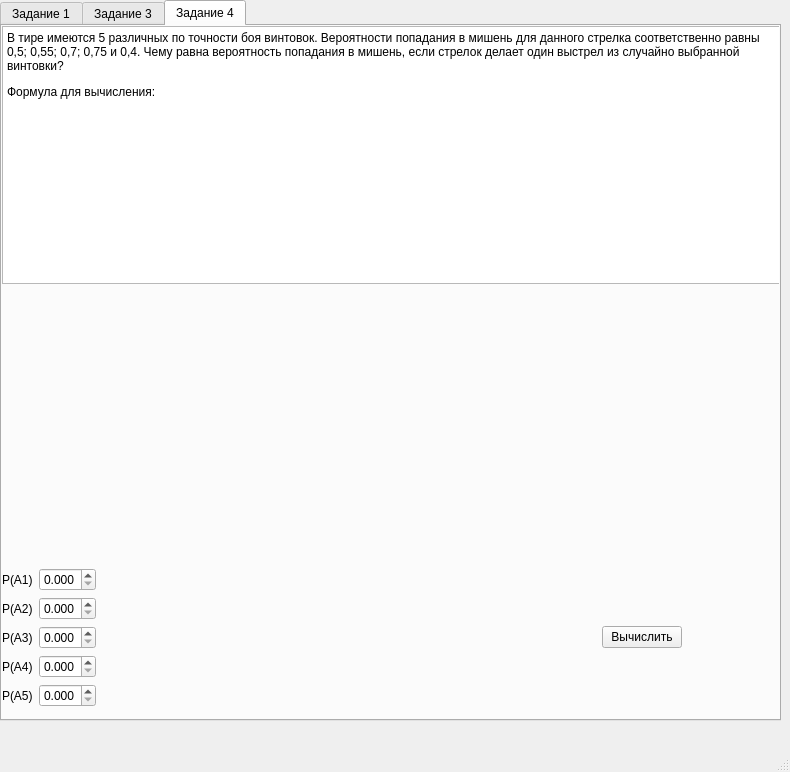
Old version of the form Lab2/mainwindow.ui in the repository KorvinDarkus/TerVer.
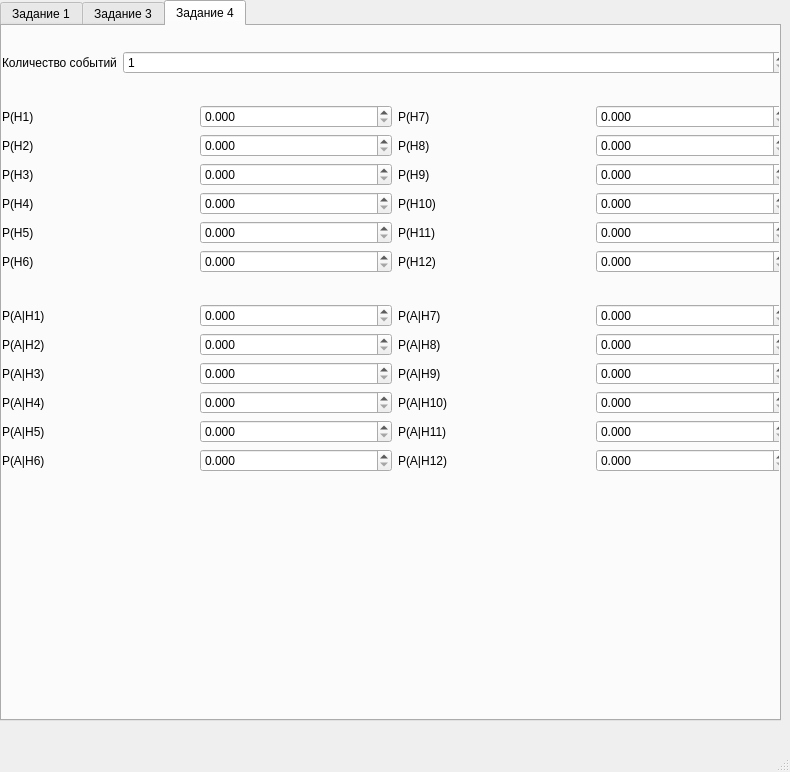
New version of the form. The open tabs and pages were chosen to show the change. Icons and pictures are not drawn.

What changed in the file:
```diff
--- a/Lab2/mainwindow.ui
+++ b/Lab2/mainwindow.ui
@@ -394,13 +394,13 @@
           <attribute name="title">
            <string>d</string>
           </attribute>
-          <widget class="QLabel" name="label_18">
+          <widget class="QLabel" name="label_12">
            <property name="geometry">
             <rect>
-             <x>70</x>
+             <x>40</x>
              <y>0</y>
-             <width>611</width>
-             <height>171</height>
+             <width>711</width>
+             <height>251</height>
             </rect>
            </property>
            <property name="text">
@@ -578,56 +578,43 @@
         <x>0</x>
         <y>0</y>
         <width>786</width>
-        <height>681</height>
+        <height>473</height>
        </rect>
       </property>
       <layout class="QVBoxLayout" name="ex1View_2">
        <item>
-        <widget class="QTextBrowser" name="textBrowser_3">
-         <property name="html">
-          <string>&lt;!DOCTYPE HTML PUBLIC &quot;-//W3C//DTD HTML 4.0//EN&quot; &quot;http://www.w3.org/TR/REC-html40/strict.dtd&quot;&gt;
-&lt;html&gt;&lt;head&gt;&lt;meta name=&quot;qrichtext&quot; content=&quot;1&quot; /&gt;&lt;meta charset=&quot;utf-8&quot; /&gt;&lt;style type=&quot;text/css&quot;&gt;
-p, li { white-space: pre-wrap; }
-hr { height: 1px; border-width: 0; }
-&lt;/style&gt;&lt;/head&gt;&lt;body style=&quot; font-family:'Segoe UI'; font-size:9pt; font-weight:400; font-style:normal;&quot;&gt;
-&lt;p style=&quot; margin-top:0px; margin-bottom:0px; margin-left:0px; margin-right:0px; -qt-block-indent:0; text-indent:0px;&quot;&gt;&lt;span style=&quot; font-family:'Times New Roman','serif';&quot;&gt;В тире имеются 5 различных по точности боя винтовок. Вероятности попадания в мишень для данного стрелка соответственно равны 0,5; 0,55; 0,7; 0,75 и 0,4. Чему равна вероятность попадания в мишень, если стрелок делает один выстрел из случайно выбранной винтовки?&lt;/span&gt; &lt;/p&gt;
-&lt;p style=&quot; margin-top:12px; margin-bottom:12px; margin-left:0px; margin-right:0px; -qt-block-indent:0; text-indent:0px;&quot;&gt;&lt;span style=&quot; font-family:'Times New Roman';&quot;&gt;Формула для вычисления:&lt;/span&gt;&lt;/p&gt;
-&lt;p align=&quot;justify&quot; style=&quot;-qt-paragraph-type:empty; margin-top:2px; margin-bottom:2px; margin-left:-9px; margin-right:0px; -qt-block-indent:0; text-indent:0px;&quot;&gt;&lt;br /&gt;&lt;/p&gt;&lt;/body&gt;&lt;/html&gt;</string>
-         </property>
-        </widget>
+        <layout class="QHBoxLayout" name="horizontalLayout_5">
+         <item>
+          <widget class="QLabel" name="label_41">
+           <property name="sizePolicy">
+            <sizepolicy hsizetype="Maximum" vsizetype="Preferred">
+             <horstretch>0</horstretch>
+             <verstretch>0</verstretch>
+            </sizepolicy>
+           </property>
+           <property name="text">
+            <string>Количество событий</string>
+           </property>
+          </widget>
+         </item>
+         <item>
+          <widget class="QSpinBox" name="spinBox">
+           <property name="minimum">
+            <number>1</number>
+           </property>
+           <property name="maximum">
+            <number>12</number>
+           </property>
+          </widget>
+         </item>
+        </layout>
        </item>
        <item>
-        <widget class="QLabel" name="label_16">
-         <property name="text">
-          <string/>
-         </property>
-         <property name="pixmap">
-          <pixmap resource="Resourses.qrc">:/ex1/Resourses/ex_3.png</pixmap>
-         </property>
-        </widget>
-       </item>
-       <item>
-        <spacer name="verticalSpacer_4">
-         <property name="orientation">
-          <enum>Qt::Vertical</enum>
-         </property>
-         <property name="sizeType">
-          <enum>QSizePolicy::MinimumExpanding</enum>
-         </property>
-         <property name="sizeHint" stdset="0">
-          <size>
-           <width>20</width>
-           <height>40</height>
-          </size>
-         </property>
-        </spacer>
-       </item>
-       <item>
-        <layout class="QHBoxLayout" name="horizontalLayout_4">
+        <layout class="QHBoxLayout" name="horizontalLayout">
          <item>
           <layout class="QGridLayout" name="gridLayout_3">
-           <item row="1" column="1">
-            <widget class="QDoubleSpinBox" name="inpt2_3">
+           <item row="2" column="1">
+            <widget class="QDoubleSpinBox" name="inpt3_e3">
              <property name="decimals">
               <number>3</number>
              </property>
@@ -639,82 +626,159 @@
              </property>
             </widget>
            </item>
-           <item row="0" column="0">
-            <widget class="QLabel" name="label_23">
-             <property name="text">
-              <string>P(A1)</string>
+           <item row="0" column="1">
+            <widget class="QDoubleSpinBox" name="inpt1_e3">
+             <property name="decimals">
+              <number>3</number>
+             </property>
+             <property name="maximum">
+              <double>1.000000000000000</double>
+             </property>
+             <property name="singleStep">
+              <double>0.001000000000000</double>
              </property>
             </widget>
            </item>
            <item row="3" column="0">
+            <widget class="QLabel" name="label_16">
+             <property name="text">
+              <string>P(H4)</string>
+             </property>
+            </widget>
+           </item>
+           <item row="4" column="0">
+            <widget class="QLabel" name="label_18">
+             <property name="text">
+              <string>P(H5)</string>
+             </property>
+            </widget>
+           </item>
+           <item row="4" column="1">
+            <widget class="QDoubleSpinBox" name="inpt5_e3">
+             <property name="decimals">
+              <number>3</number>
+             </property>
+             <property name="maximum">
+              <double>1.000000000000000</double>
+             </property>
+             <property name="singleStep">
+              <double>0.001000000000000</double>
+             </property>
+            </widget>
+           </item>
+           <item row="3" column="1">
+            <widget class="QDoubleSpinBox" name="inpt4_e3">
+             <property name="decimals">
+              <number>3</number>
+             </property>
+             <property name="maximum">
+              <double>1.000000000000000</double>
+             </property>
+             <property name="singleStep">
+              <double>0.001000000000000</double>
+             </property>
+            </widget>
+           </item>
+           <item row="1" column="1">
+            <widget class="QDoubleSpinBox" name="inpt2_e3">
+             <property name="decimals">
+              <number>3</number>
+             </property>
+             <property name="maximum">
+              <double>1.000000000000000</double>
+             </property>
+             <property name="singleStep">
+              <double>0.001000000000000</double>
+             </property>
+            </widget>
+           </item>
+           <item row="2" column="0">
             <widget class="QLabel" name="label_19">
              <property name="text">
-              <string>P(A4)</string>
+              <string>P(H3)</string>
              </property>
             </widget>
            </item>
-           <item row="0" column="1">
-            <widget class="QDoubleSpinBox" name="inpt1_3">
-             <property name="decimals">
-              <number>3</number>
+           <item row="1" column="0">
+            <widget class="QLabel" name="label_20">
+             <property name="text">
+              <string>P(H2)</string>
              </property>
-             <property name="maximum">
-              <double>1.000000000000000</double>
-             </property>
-             <property name="singleStep">
-              <double>0.001000000000000</double>
-             </property>
             </widget>
            </item>
-           <item row="2" column="0">
+           <item row="0" column="0">
             <widget class="QLabel" name="label_21">
              <property name="text">
-              <string>P(A3)</string>
+              <string>P(H1)</string>
              </property>
             </widget>
            </item>
-           <item row="3" column="1">
-            <widget class="QDoubleSpinBox" name="inpt4_3">
-             <property name="decimals">
-              <number>3</number>
-             </property>
-             <property name="maximum">
-              <double>1.000000000000000</double>
-             </property>
-             <property name="singleStep">
-              <double>0.001000000000000</double>
-             </property>
-            </widget>
-           </item>
-           <item row="4" column="1">
-            <widget class="QDoubleSpinBox" name="inpt5_2">
-             <property name="decimals">
-              <number>3</number>
-             </property>
-             <property name="maximum">
-              <double>1.000000000000000</double>
-             </property>
-             <property name="singleStep">
-              <double>0.001000000000000</double>
-             </property>
-            </widget>
-           </item>
-           <item row="1" column="0">
+           <item row="5" column="0">
             <widget class="QLabel" name="label_22">
              <property name="text">
-              <string>P(A2)</string>
+              <string>P(H6)</string>
              </property>
             </widget>
            </item>
+           <item row="5" column="1">
+            <widget class="QDoubleSpinBox" name="inpt6_e3">
+             <property name="decimals">
+              <number>3</number>
+             </property>
+             <property name="maximum">
+              <double>1.000000000000000</double>
+             </property>
+             <property name="singleStep">
+              <double>0.001000000000000</double>
+             </property>
+            </widget>
+           </item>
+          </layout>
+         </item>
+         <item>
+          <layout class="QGridLayout" name="gridLayout_4">
+           <item row="2" column="1">
+            <widget class="QDoubleSpinBox" name="inpt9_e3">
+             <property name="decimals">
+              <number>3</number>
+             </property>
+             <property name="maximum">
+              <double>1.000000000000000</double>
+             </property>
+             <property name="singleStep">
+              <double>0.001000000000000</double>
+             </property>
+            </widget>
+           </item>
+           <item row="0" column="1">
+            <widget class="QDoubleSpinBox" name="inpt7_e3">
+             <property name="decimals">
+              <number>3</number>
+             </property>
+             <property name="maximum">
+              <double>1.000000000000000</double>
+             </property>
+             <property name="singleStep">
+              <double>0.001000000000000</double>
+             </property>
+            </widget>
+           </item>
+           <item row="3" column="0">
+            <widget class="QLabel" name="label_23">
+             <property name="text">
+              <string>P(H10)</string>
+             </property>
+            </widget>
+           </item>
            <item row="4" column="0">
-            <widget class="QLabel" name="label_20">
+            <widget class="QLabel" name="label_24">
              <property name="text">
-              <string>P(A5)</string>
+              <string>P(H11)</string>
              </property>
             </widget>
            </item>
-           <item row="2" column="1">
-            <widget class="QDoubleSpinBox" name="inpt3_3">
+           <item row="4" column="1">
+            <widget class="QDoubleSpinBox" name="inpt11_e3">
              <property name="decimals">
               <number>3</number>
              </property>
@@ -726,52 +790,326 @@
              </property>
             </widget>
            </item>
+           <item row="3" column="1">
+            <widget class="QDoubleSpinBox" name="inpt10_e3">
+             <property name="decimals">
+              <number>3</number>
+             </property>
+             <property name="maximum">
+              <double>1.000000000000000</double>
+             </property>
+             <property name="singleStep">
+              <double>0.001000000000000</double>
+             </property>
+            </widget>
+           </item>
+           <item row="1" column="1">
+            <widget class="QDoubleSpinBox" name="inpt8_e3">
+             <property name="decimals">
+              <number>3</number>
+             </property>
+             <property name="maximum">
+              <double>1.000000000000000</double>
+             </property>
+             <property name="singleStep">
+              <double>0.001000000000000</double>
+             </property>
+            </widget>
+           </item>
+           <item row="2" column="0">
+            <widget class="QLabel" name="label_25">
+             <property name="text">
+              <string>P(H9)</string>
+             </property>
+            </widget>
+           </item>
+           <item row="1" column="0">
+            <widget class="QLabel" name="label_26">
+             <property name="text">
+              <string>P(H8)</string>
+             </property>
+            </widget>
+           </item>
+           <item row="0" column="0">
+            <widget class="QLabel" name="label_27">
+             <property name="text">
+              <string>P(H7)</string>
+             </property>
+            </widget>
+           </item>
+           <item row="5" column="0">
+            <widget class="QLabel" name="label_28">
+             <property name="text">
+              <string>P(H12)</string>
+             </property>
+            </widget>
+           </item>
+           <item row="5" column="1">
+            <widget class="QDoubleSpinBox" name="inpt12_e3">
+             <property name="decimals">
+              <number>3</number>
+             </property>
+             <property name="maximum">
+              <double>1.000000000000000</double>
+             </property>
+             <property name="singleStep">
+              <double>0.001000000000000</double>
+             </property>
+            </widget>
+           </item>
           </layout>
          </item>
+        </layout>
+       </item>
+       <item>
+        <layout class="QHBoxLayout" name="horizontalLayout_4">
          <item>
-          <spacer name="horizontalSpacer_3">
-           <property name="orientation">
-            <enum>Qt::Horizontal</enum>
-           </property>
-           <property name="sizeHint" stdset="0">
-            <size>
-             <width>40</width>
-             <height>20</height>
-            </size>
-           </property>
-          </spacer>
+          <layout class="QGridLayout" name="gridLayout_5">
+           <item row="2" column="1">
+            <widget class="QDoubleSpinBox" name="inpt23_e3">
+             <property name="decimals">
+              <number>3</number>
+             </property>
+             <property name="maximum">
+              <double>1.000000000000000</double>
+             </property>
+             <property name="singleStep">
+              <double>0.001000000000000</double>
+             </property>
+            </widget>
+           </item>
+           <item row="0" column="1">
+            <widget class="QDoubleSpinBox" name="inpt21_e3">
+             <property name="decimals">
+              <number>3</number>
+             </property>
+             <property name="maximum">
+              <double>1.000000000000000</double>
+             </property>
+             <property name="singleStep">
+              <double>0.001000000000000</double>
+             </property>
+            </widget>
+           </item>
+           <item row="3" column="0">
+            <widget class="QLabel" name="label_29">
+             <property name="text">
+              <string>P(A|H4)</string>
+             </property>
+            </widget>
+           </item>
+           <item row="4" column="0">
+            <widget class="QLabel" name="label_30">
+             <property name="text">
+              <string>P(A|H5)</string>
+             </property>
+            </widget>
+           </item>
+           <item row="4" column="1">
+            <widget class="QDoubleSpinBox" name="inpt25_e3">
+             <property name="decimals">
+              <number>3</number>
+             </property>
+             <property name="maximum">
+              <double>1.000000000000000</double>
+             </property>
+             <property name="singleStep">
+              <double>0.001000000000000</double>
+             </property>
+            </widget>
+           </item>
+           <item row="3" column="1">
+            <widget class="QDoubleSpinBox" name="inpt24_e3">
+             <property name="decimals">
+              <number>3</number>
+             </property>
+             <property name="maximum">
+              <double>1.000000000000000</double>
+             </property>
+             <property name="singleStep">
+              <double>0.001000000000000</double>
+             </property>
+            </widget>
+           </item>
+           <item row="1" column="1">
+            <widget class="QDoubleSpinBox" name="inpt22_e3">
+             <property name="decimals">
+              <number>3</number>
+             </property>
+             <property name="maximum">
+              <double>1.000000000000000</double>
+             </property>
+             <property name="singleStep">
+              <double>0.001000000000000</double>
+             </property>
+            </widget>
+           </item>
+           <item row="2" column="0">
+            <widget class="QLabel" name="label_31">
+             <property name="text">
+              <string>P(A|H3)</string>
+             </property>
+            </widget>
+           </item>
+           <item row="1" column="0">
+            <widget class="QLabel" name="label_32">
+             <property name="text">
+              <string>P(A|H2)</string>
+             </property>
+            </widget>
+           </item>
+           <item row="0" column="0">
+            <widget class="QLabel" name="label_33">
+             <property name="text">
+              <string>P(A|H1)</string>
+             </property>
+            </widget>
+           </item>
+           <item row="5" column="0">
+            <widget class="QLabel" name="label_34">
+             <property name="text">
+              <string>P(A|H6)</string>
+             </property>
+            </widget>
+           </item>
+           <item row="5" column="1">
+            <widget class="QDoubleSpinBox" name="inpt26_e3">
+             <property name="decimals">
+              <number>3</number>
+             </property>
+             <property name="maximum">
+              <double>1.000000000000000</double>
+             </property>
+             <property name="singleStep">
+              <double>0.001000000000000</double>
+             </property>
+            </widget>
+           </item>
+          </layout>
          </item>
          <item>
-          <widget class="QPushButton" name="ex1Button_2">
-           <property name="text">
-            <string>Вычислить</string>
-           </property>
-          </widget>
-         </item>
-         <item>
-          <widget class="QLabel" name="outpt_3">
-           <property name="sizePolicy">
-            <sizepolicy hsizetype="Fixed" vsizetype="Preferred">
-             <horstretch>0</horstretch>
-             <verstretch>0</verstretch>
-            </sizepolicy>
-           </property>
-           <property name="minimumSize">
-            <size>
-             <width>100</width>
-             <height>0</height>
-            </size>
-           </property>
-           <property name="baseSize">
-            <size>
-             <width>100</width>
-             <height>0</height>
-            </size>
-           </property>
-           <property name="text">
-            <string/>
-           </property>
-          </widget>
+          <layout class="QGridLayout" name="gridLayout_6">
+           <item row="2" column="1">
+            <widget class="QDoubleSpinBox" name="inpt29_e3">
+             <property name="decimals">
+              <number>3</number>
+             </property>
+             <property name="maximum">
+              <double>1.000000000000000</double>
+             </property>
+             <property name="singleStep">
+              <double>0.001000000000000</double>
+             </property>
+            </widget>
+           </item>
+           <item row="0" column="1">
+            <widget class="QDoubleSpinBox" name="inpt27_e3">
+             <property name="decimals">
+              <number>3</number>
+             </property>
+             <property name="maximum">
+              <double>1.000000000000000</double>
+             </property>
+             <property name="singleStep">
+              <double>0.001000000000000</double>
+             </property>
+            </widget>
+           </item>
+           <item row="3" column="0">
+            <widget class="QLabel" name="label_35">
+             <property name="text">
+              <string>P(A|H10)</string>
+             </property>
+            </widget>
+           </item>
+           <item row="4" column="0">
+            <widget class="QLabel" name="label_36">
+             <property name="text">
+              <string>P(A|H11)</string>
+             </property>
+            </widget>
+           </item>
+           <item row="4" column="1">
+            <widget class="QDoubleSpinBox" name="inpt211_e3">
+             <property name="decimals">
+              <number>3</number>
+             </property>
+             <property name="maximum">
+              <double>1.000000000000000</double>
+             </property>
+             <property name="singleStep">
+              <double>0.001000000000000</double>
+             </property>
+            </widget>
+           </item>
+           <item row="3" column="1">
+            <widget class="QDoubleSpinBox" name="inpt210_e3">
+             <property name="decimals">
+              <number>3</number>
+             </property>
+             <property name="maximum">
+              <double>1.000000000000000</double>
+             </property>
+             <property name="singleStep">
+              <double>0.001000000000000</double>
+             </property>
+            </widget>
+           </item>
+           <item row="1" column="1">
+            <widget class="QDoubleSpinBox" name="inpt28_e3">
+             <property name="decimals">
+              <number>3</number>
+             </property>
+             <property name="maximum">
+              <double>1.000000000000000</double>
+             </property>
+             <property name="singleStep">
+              <double>0.001000000000000</double>
+             </property>
+            </widget>
+           </item>
+           <item row="2" column="0">
+            <widget class="QLabel" name="label_37">
+             <property name="text">
+              <string>P(A|H9)</string>
+             </property>
+            </widget>
+           </item>
+           <item row="1" column="0">
+            <widget class="QLabel" name="label_38">
+             <property name="text">
+              <string>P(A|H8)</string>
+             </property>
+            </widget>
+           </item>
+           <item row="0" column="0">
+            <widget class="QLabel" name="label_39">
+             <property name="text">
+              <string>P(A|H7)</string>
+             </property>
+            </widget>
+           </item>
+           <item row="5" column="0">
+            <widget class="QLabel" name="label_40">
+             <property name="text">
+              <string>P(A|H12)</string>
+             </property>
+            </widget>
+           </item>
+           <item row="5" column="1">
+            <widget class="QDoubleSpinBox" name="inpt212_e3">
+             <property name="decimals">
+              <number>3</number>
+             </property>
+             <property name="maximum">
+              <double>1.000000000000000</double>
+             </property>
+             <property name="singleStep">
+              <double>0.001000000000000</double>
+             </property>
+            </widget>
+           </item>
+          </layout>
          </item>
         </layout>
        </item>
```
Left out of the diff: 7 changed lines with no effect on the pictures.
